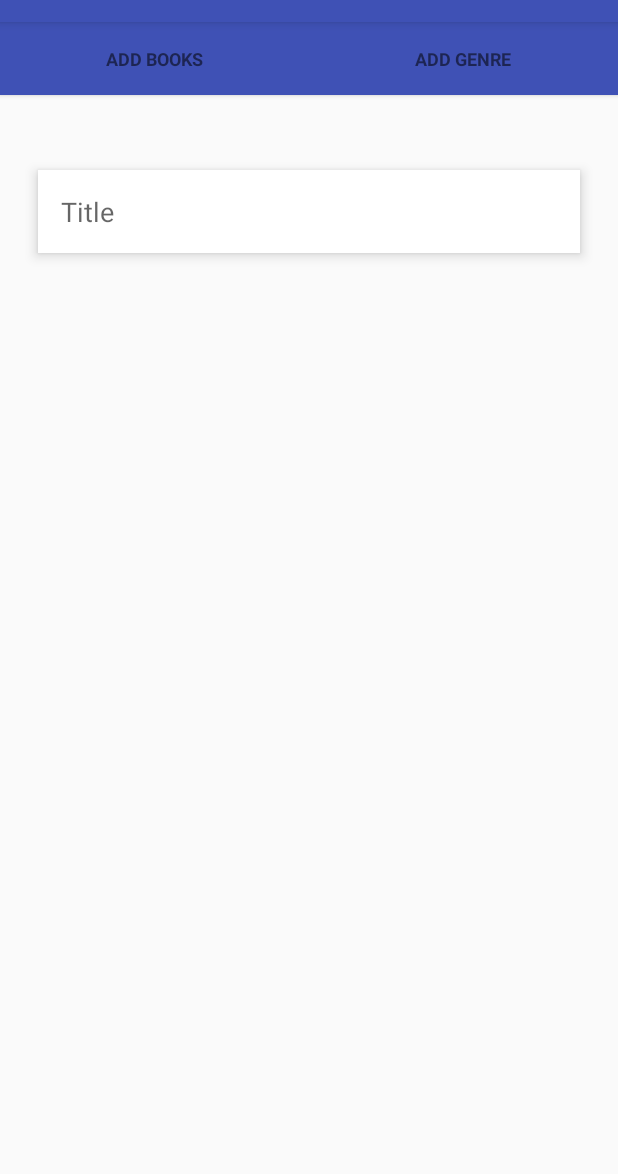
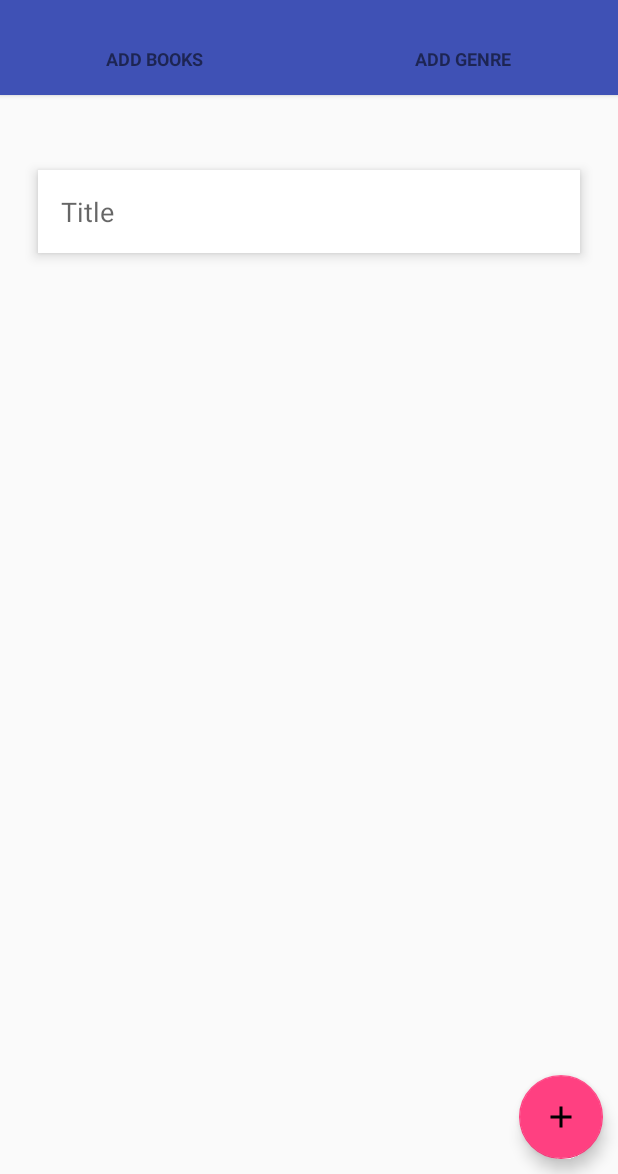
Before and after one commit to Vasu7052/NodeJs-Work, an Android app: the screen it shows after launch (MainActivity), on a phone screen of 412 x 824 dp, the part 62-1236 px from its top. Run offline under Robolectric (Android 15) with nearby library versions, the phone set to English and light mode, and no system bars; 1 statement that could not run was skipped.

Commit message:
NodeJs Work

```diff
--- a/FirstApiProject-Android/app/build.gradle
+++ b/FirstApiProject-Android/app/build.gradle
@@ -29,4 +29,5 @@ dependencies {
     testCompile 'junit:junit:4.12'
     compile 'com.squareup.retrofit2:converter-gson:2.3.0'
     compile 'com.squareup.retrofit2:retrofit:2.3.0'
+    compile 'com.android.support:design:25.3.1'
 }
--- a/FirstApiProject-Android/app/src/main/AndroidManifest.xml
+++ b/FirstApiProject-Android/app/src/main/AndroidManifest.xml
@@ -1,11 +1,13 @@
 <?xml version="1.0" encoding="utf-8"?>
 <manifest xmlns:android="http://schemas.android.com/apk/res/android"
+    xmlns:tools="http://schemas.android.com/tools"
     package="com.example.vasu.firstapiproject_android">
 
 
     <uses-permission android:name="android.permission.INTERNET" />
 
     <application
+        tools:replace="android:value"
         android:allowBackup="true"
         android:icon="@mipmap/ic_launcher"
         android:label="@string/app_name"
--- a/FirstApiProject-Android/app/src/main/java/com/example/vasu/firstapiproject_android/MainActivity.java
+++ b/FirstApiProject-Android/app/src/main/java/com/example/vasu/firstapiproject_android/MainActivity.java
@@ -33,6 +33,7 @@ public class MainActivity extends AppCompatActivity {
         super.onCreate(savedInstanceState);
         setContentView(R.layout.activity_main);
 
+        getSupportActionBar().setElevation(0);
 
         // Creating The ViewPagerAdapter and Passing Fragment Manager, Titles fot the Tabs and Number Of Tabs.
         adapter =  new ViewPagerAdapter(getSupportFragmentManager(),Titles,Numboftabs);
--- /dev/null
+++ b/FirstApiProject-Android/app/src/main/res/drawable/ic_add_white_24dp.xml
@@ -0,0 +1,9 @@
+<vector xmlns:android="http://schemas.android.com/apk/res/android"
+        android:width="24dp"
+        android:height="24dp"
+        android:viewportWidth="24.0"
+        android:viewportHeight="24.0">
+    <path
+        android:fillColor="#FF000000"
+        android:pathData="M19,13h-6v6h-2v-6H5v-2h6V5h2v6h6v2z"/>
+</vector>
--- a/FirstApiProject-Android/app/src/main/res/layout/tab_1.xml
+++ b/FirstApiProject-Android/app/src/main/res/layout/tab_1.xml
@@ -1,5 +1,6 @@
 <?xml version="1.0" encoding="utf-8"?>
 <RelativeLayout xmlns:android="http://schemas.android.com/apk/res/android"
+    xmlns:app="http://schemas.android.com/apk/res-auto"
     android:layout_width="match_parent"
     android:layout_height="match_parent">
 
@@ -20,4 +21,17 @@
         android:inputType="textPersonName"
         android:paddingLeft="15sp"
         android:paddingRight="10sp" />
+
+    <android.support.design.widget.FloatingActionButton
+        android:id="@+id/floatingActionButton"
+        android:layout_width="wrap_content"
+        android:layout_height="wrap_content"
+        android:layout_alignParentBottom="true"
+        android:layout_alignParentEnd="true"
+        android:layout_alignParentRight="true"
+        android:layout_marginBottom="10sp"
+        android:layout_marginRight="10sp"
+        android:clickable="true"
+        app:fabSize="normal"
+        app:srcCompat="@drawable/ic_add_white_24dp" />
 </RelativeLayout>
```
